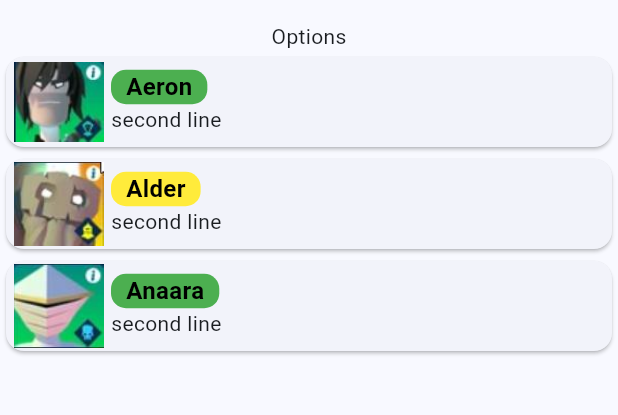
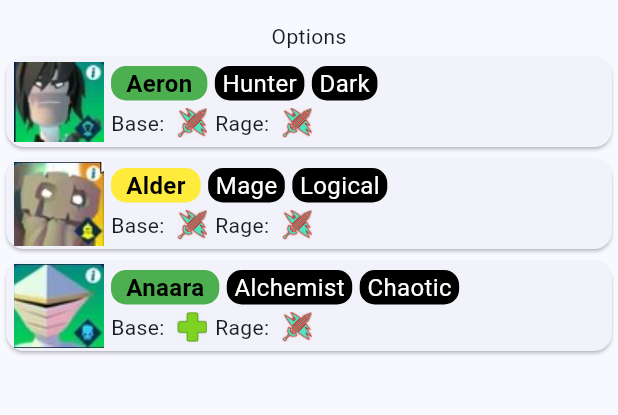
Before and after one commit to Ankhtepot/KnighthoodHeroes, a Flutter app: the screen it shows after launch, on a phone screen of 412 x 824 dp, the part 63-478 px from its top. Run offline on Flutter 3.47's test engine with Material 2 defaults, Android fonts, the phone set to English and light mode, and no system bars.

Commit message:
Building hero card

```diff
--- /dev/null
+++ b/knighthood_heroes/lib/general/extensions.dart
@@ -0,0 +1,3 @@
+extension StringExtension on String {
+  String capitalize() => "${this[0].toUpperCase()}${substring(1)}";
+}
--- a/knighthood_heroes/lib/models/skill.dart
+++ b/knighthood_heroes/lib/models/skill.dart
@@ -8,4 +8,10 @@ class Skill {
   final ESkillDebuff strongVsDebuff;
   final List<ESkillEffect> skillEffects;
   final ESkillDebuff skillEffect;
+
+  String get getSkillImagePath => switch (skillClass) {
+        ESkillClass.damage => 'assets/images/damage.png',
+        ESkillClass.heal => 'assets/images/heal.png',
+        ESkillClass.healAndDamage => 'assets/images/damageHeal.png',
+      };
 }
--- a/knighthood_heroes/lib/widgets/heroes_list/hero_card.dart
+++ b/knighthood_heroes/lib/widgets/heroes_list/hero_card.dart
@@ -1,7 +1,13 @@
 import 'package:flutter/material.dart';
 import 'package:knighthood_heroes/data/colors.dart';
+import 'package:knighthood_heroes/data/enums.dart';
+import 'package:knighthood_heroes/general/extensions.dart';
 import 'package:knighthood_heroes/models/hero.dart';
-import 'package:knighthood_heroes/widgets/heroes_list/hero_name.dart';
+import 'package:knighthood_heroes/widgets/heroes_list/skill_description.dart';
+import 'package:knighthood_heroes/widgets/text_rounded_with_background.dart';
+
+String attackImage = 'assets/images/attack.png';
+String healImage = 'assets/images/heal.png';
 
 class HeroCard extends StatelessWidget {
   const HeroCard(this.hero, {super.key});
@@ -9,8 +15,6 @@ class HeroCard extends StatelessWidget {
 
   @override
   Widget build(BuildContext context) {
-    Color rarityColor = getRarityColor(hero.rarity);
-
     return Card(
       child: Padding(
         padding: const EdgeInsets.fromLTRB(5.0, 0, 0, 0),
@@ -28,11 +32,26 @@ class HeroCard extends StatelessWidget {
               children: [
                 Row(
                   children: [
-                    HeroName(hero),
+                    TextRoundedWithBackground(
+                      hero.name,
+                      textColor: Colors.black,
+                      backgroundColor: getRarityColor(hero.rarity),
+                      fontWeight: FontWeight.bold,
+                      horizontalPadding: 10,
+                    ),
+                    const SizedBox(width: 5),
+                    TextRoundedWithBackground(hero.heroClass.name.capitalize()),
+                    const SizedBox(width: 5),
+                    TextRoundedWithBackground(hero.heroType.name.capitalize()),
                   ],
                 ),
+                const SizedBox(height: 5),
                 Row(
-                  children: [Text('second line')],
+                  children: [
+                    SkillDescription(hero.baseSkills, true),
+                    const SizedBox(width: 5),
+                    SkillDescription(hero.rageSkill, false),
+                  ],
                 )
               ],
             ),
--- a/knighthood_heroes/lib/widgets/heroes_list/hero_name.dart
+++ /dev/null
@@ -1,31 +0,0 @@
-import 'package:flutter/material.dart';
-import 'package:knighthood_heroes/data/colors.dart';
-import 'package:knighthood_heroes/models/hero.dart';
-
-class HeroName extends StatelessWidget {
-  const HeroName(this.hero, {super.key});
-
-  final KnighthoodHero hero;
-
-  @override
-  Widget build(BuildContext context) {
-    Color rarityColor = getRarityColor(hero.rarity);
-    return Container(
-      decoration: BoxDecoration(
-        color: rarityColor,
-        borderRadius: BorderRadius.circular(10),
-      ),
-      child: Padding(
-        padding: const EdgeInsets.symmetric(horizontal: 10.0),
-        child: Text(
-          hero.name,
-          style: const TextStyle(
-            color: Colors.black,
-            fontSize: 16,
-            fontWeight: FontWeight.bold,
-          ),
-        ),
-      ),
-    );
-  }
-}
--- /dev/null
+++ b/knighthood_heroes/lib/widgets/heroes_list/skill_description.dart
@@ -0,0 +1,25 @@
+import 'package:flutter/material.dart';
+import 'package:knighthood_heroes/models/skill.dart';
+
+class SkillDescription extends StatelessWidget {
+  const SkillDescription(this.skill, this.isBase, {super.key});
+  final Skill skill;
+  final bool isBase;
+
+  @override
+  Widget build(BuildContext context) {
+    String title = isBase ? 'Base: ' : 'Rage: ';
+
+    return Row(
+      children: [
+        Text(title),
+        const SizedBox(width: 5),
+        Image(
+          image: AssetImage(skill.getSkillImagePath),
+          width: 20,
+          height: 20,
+        ),
+      ],
+    );
+  }
+}
--- a/knighthood_heroes/lib/widgets/text_rounded_with_background.dart
+++ b/knighthood_heroes/lib/widgets/text_rounded_with_background.dart
@@ -1,13 +1,13 @@
 import 'package:flutter/material.dart';
 
 class TextRoundedWithBackground extends StatelessWidget {
-  TextRoundedWithBackground(this.text,
+  const TextRoundedWithBackground(this.text,
       {super.key,
       this.textColor = Colors.white,
       this.backgroundColor = Colors.black,
       this.fontSize = 16,
       this.fontWeight = FontWeight.normal,
-      this.padding = 0,
+      this.horizontalPadding = 5,
       this.borderRadius = 10});
 
   final String text;
@@ -15,7 +15,7 @@ class TextRoundedWithBackground extends StatelessWidget {
   final Color backgroundColor;
   final double fontSize;
   final FontWeight fontWeight;
-  final double padding;
+  final double horizontalPadding;
   final double borderRadius;
 
   @override
@@ -26,7 +26,7 @@ class TextRoundedWithBackground extends StatelessWidget {
         borderRadius: BorderRadius.circular(borderRadius),
       ),
       child: Padding(
-        padding: EdgeInsets.all(padding),
+        padding: EdgeInsets.symmetric(horizontal: horizontalPadding),
         child: Text(
           text,
           style: TextStyle(
```
Also changed, not shown: knighthood_heroes/pubspec.yaml (+8 -0 lines), knighthood_heroes/assets/images/damage.png (added), knighthood_heroes/assets/images/damageHeal.png (added), knighthood_heroes/assets/images/debuff.png (added), knighthood_heroes/assets/images/heal.png (added), knighthood_heroes/assets/images/strongAgainst.png (added).
